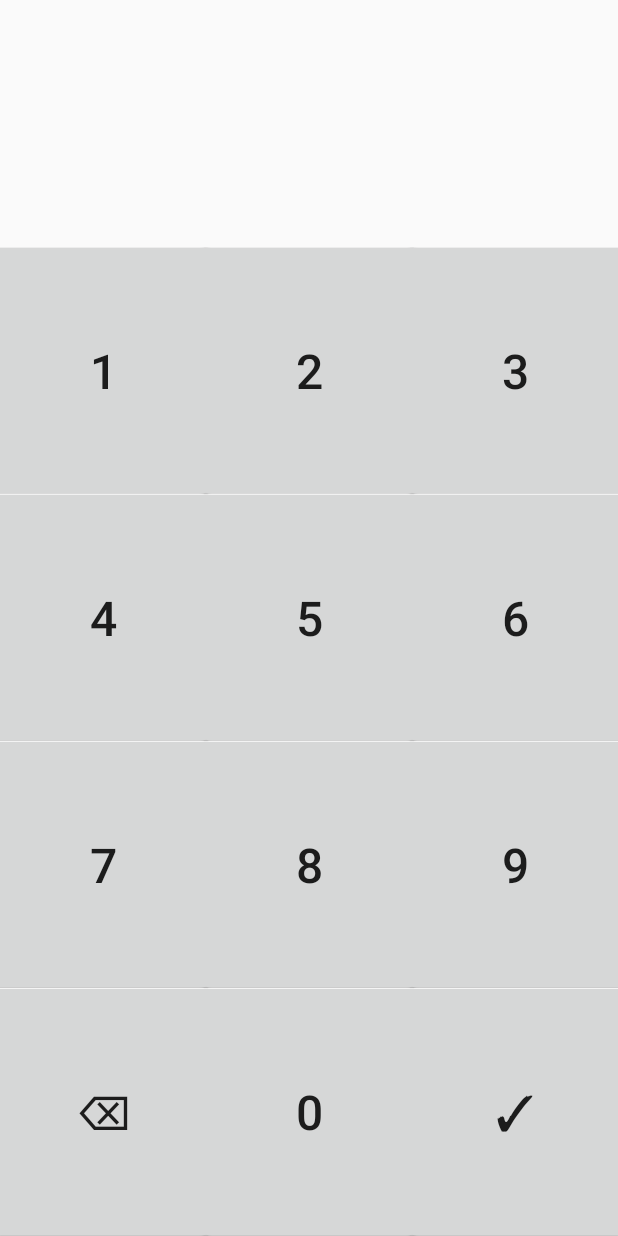
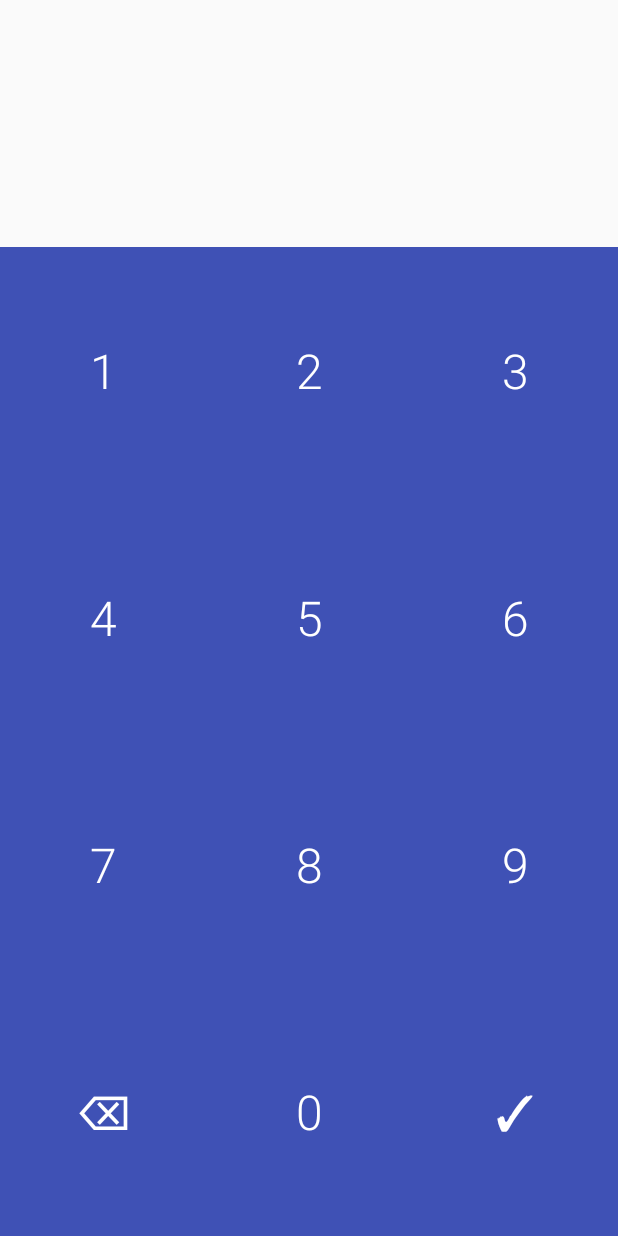
Before and after one commit to skinjal/LearningLock, an Android app: the KeypadActivity screen opened directly, with no data from a screen before it, on a phone screen of 412 x 824 dp. Run offline under Robolectric (Android 15) with nearby library versions, the phone set to English and light mode, and no system bars.

Commit message:
Keypad colour scheme update

```diff
--- a/app/src/main/res/layout/passcode.xml
+++ b/app/src/main/res/layout/passcode.xml
@@ -32,6 +32,9 @@
                 android:layout_marginRight="-5dip"
                 android:layout_marginTop="-5dip"
                 android:layout_marginBottom="-5dip"
+                android:background="#3F51B5"
+                android:textColor="@android:color/white"
+                android:fontFamily="sans-serif-light"
                 android:onClick="clickOne"/>
             <Button
                 android:layout_width="0dp"
@@ -43,6 +46,9 @@
                 android:layout_marginRight="-5dip"
                 android:layout_marginTop="-5dip"
                 android:layout_marginBottom="-5dip"
+                android:background="#3F51B5"
+                android:textColor="@android:color/white"
+                android:fontFamily="sans-serif-light"
                 android:onClick="clickTwo"/>
             <Button
                 android:layout_width="0dp"
@@ -54,6 +60,9 @@
                 android:layout_marginRight="-5dip"
                 android:layout_marginTop="-5dip"
                 android:layout_marginBottom="-5dip"
+                android:background="#3F51B5"
+                android:textColor="@android:color/white"
+                android:fontFamily="sans-serif-light"
                 android:onClick="clickThree"/>
         </LinearLayout>
         <LinearLayout
@@ -71,6 +80,9 @@
                 android:layout_marginRight="-5dip"
                 android:layout_marginTop="-5dip"
                 android:layout_marginBottom="-5dip"
+                android:background="#3F51B5"
+                android:textColor="@android:color/white"
+                android:fontFamily="sans-serif-light"
                 android:onClick="clickFour"/>
             <Button
                 android:layout_width="0dp"
@@ -82,6 +94,9 @@
                 android:layout_marginRight="-5dip"
                 android:layout_marginTop="-5dip"
                 android:layout_marginBottom="-5dip"
+                android:background="#3F51B5"
+                android:textColor="@android:color/white"
+                android:fontFamily="sans-serif-light"
                 android:onClick="clickFive"/>
             <Button
                 android:layout_width="0dp"
@@ -93,6 +108,9 @@
                 android:layout_marginRight="-5dip"
                 android:layout_marginTop="-5dip"
                 android:layout_marginBottom="-5dip"
+                android:background="#3F51B5"
+                android:textColor="@android:color/white"
+                android:fontFamily="sans-serif-light"
                 android:onClick="clickSix"/>
         </LinearLayout>
         <LinearLayout
@@ -110,6 +128,9 @@
                 android:layout_marginRight="-5dip"
                 android:layout_marginTop="-5dip"
                 android:layout_marginBottom="-5dip"
+                android:background="#3F51B5"
+                android:textColor="@android:color/white"
+                android:fontFamily="sans-serif-light"
                 android:onClick="clickSeven"/>
             <Button
                 android:layout_width="0dp"
@@ -121,6 +142,9 @@
                 android:layout_marginRight="-5dip"
                 android:layout_marginTop="-5dip"
                 android:layout_marginBottom="-5dip"
+                android:background="#3F51B5"
+                android:textColor="@android:color/white"
+                android:fontFamily="sans-serif-light"
                 android:onClick="clickEight"/>
             <Button
                 android:layout_width="0dp"
@@ -132,6 +156,9 @@
                 android:layout_marginRight="-5dip"
                 android:layout_marginTop="-5dip"
                 android:layout_marginBottom="-5dip"
+                android:background="#3F51B5"
+                android:textColor="@android:color/white"
+                android:fontFamily="sans-serif-light"
                 android:onClick="clickNine"/>
         </LinearLayout>
         <LinearLayout
@@ -149,6 +176,9 @@
                 android:layout_marginRight="-5dip"
                 android:layout_marginTop="-5dip"
                 android:layout_marginBottom="-5dip"
+                android:background="#3F51B5"
+                android:textColor="@android:color/white"
+                android:fontFamily="sans-serif-light"
                 android:onClick="clickBack"/>
             <Button
                 android:layout_width="0dp"
@@ -160,6 +190,9 @@
                 android:layout_marginRight="-5dip"
                 android:layout_marginTop="-5dip"
                 android:layout_marginBottom="-5dip"
+                android:background="#3F51B5"
+                android:textColor="@android:color/white"
+                android:fontFamily="sans-serif-light"
                 android:onClick="clickZero"/>
             <Button
                 android:layout_width="0dp"
@@ -171,6 +204,9 @@
                 android:layout_marginRight="-5dip"
                 android:layout_marginTop="-5dip"
                 android:layout_marginBottom="-5dip"
+                android:background="#3F51B5"
+                android:textColor="@android:color/white"
+                android:fontFamily="sans-serif-light"
                 android:onClick="clickDone"/>
         </LinearLayout>
     </LinearLayout>
```
